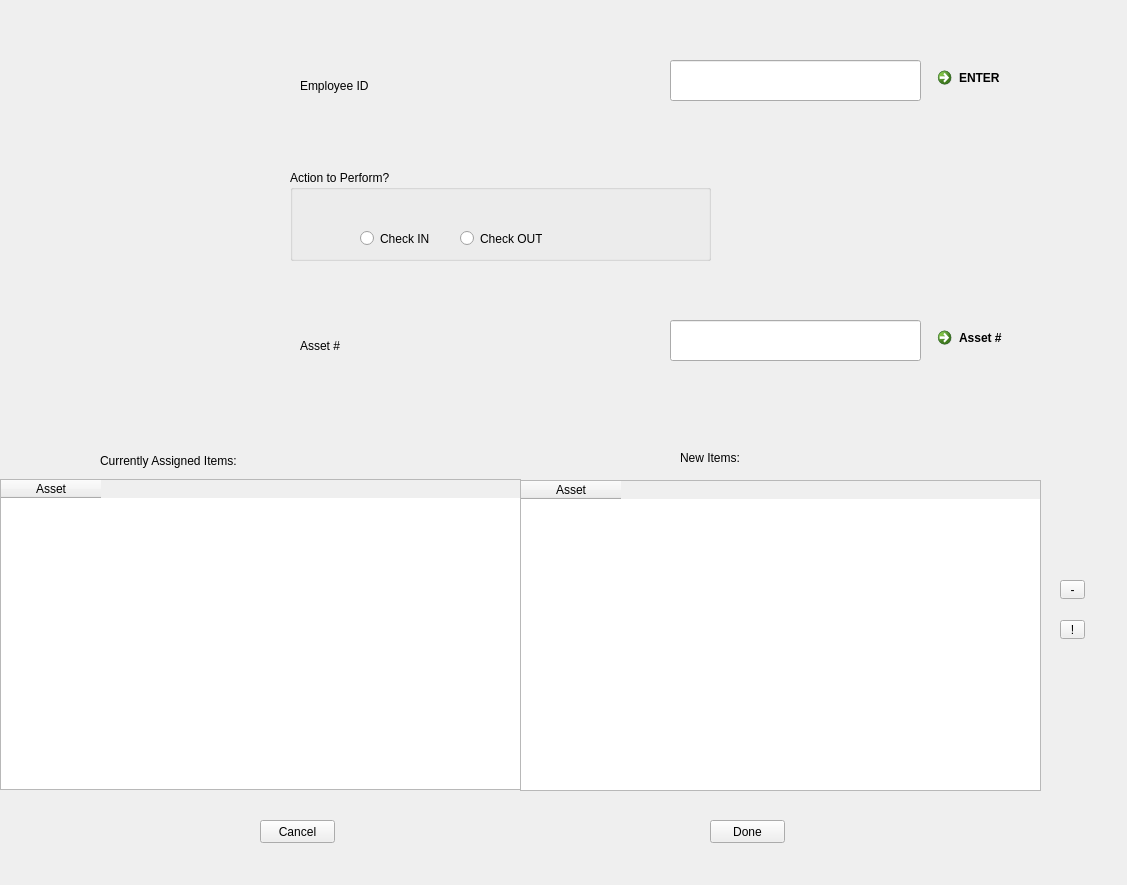
Capstone-RFID/Code, file ui/Etek_main_window_v2.ui: the form before one commit.
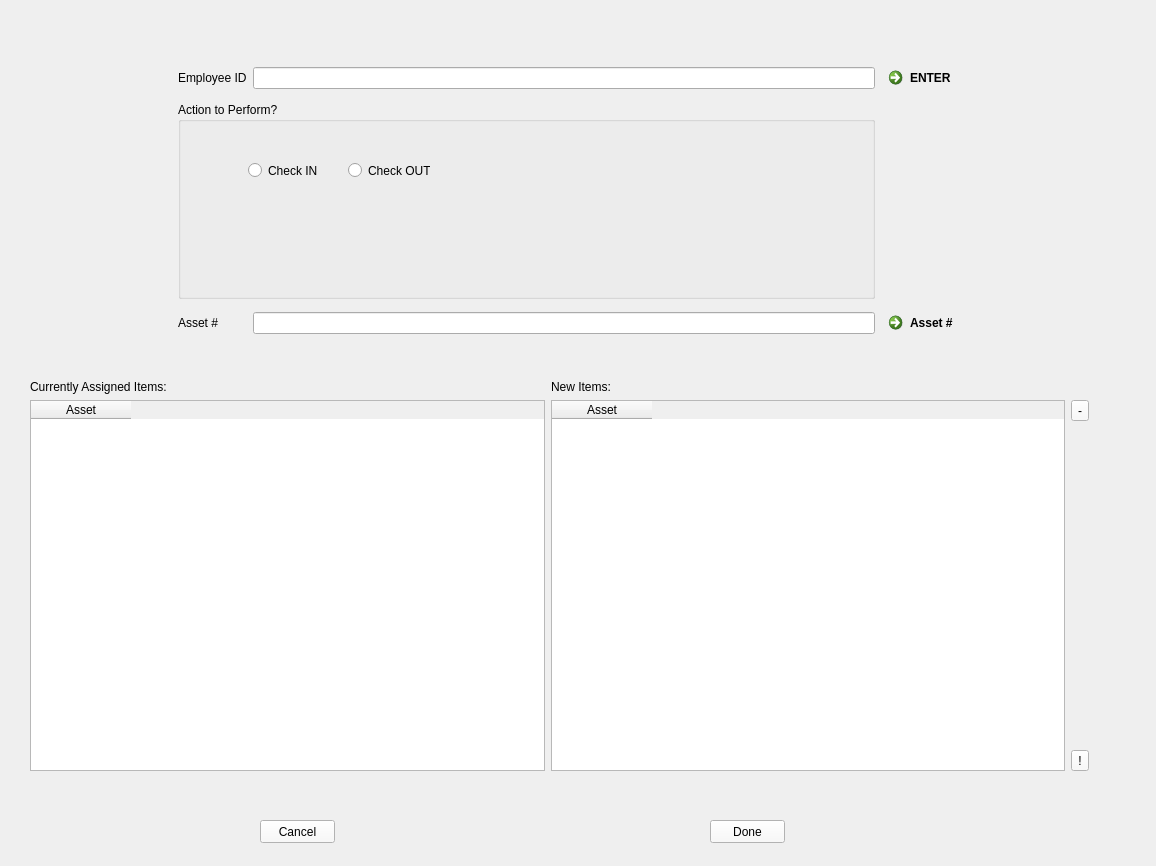
The form after the commit. Icons and pictures are not drawn.

Commit message: new import function added. Funtionality is to be tested

What changed in the file:
```diff
--- a/ui/Etek_main_window_v2.ui
+++ b/ui/Etek_main_window_v2.ui
@@ -6,25 +6,166 @@
    <rect>
     <x>0</x>
     <y>0</y>
-    <width>1127</width>
-    <height>885</height>
+    <width>1156</width>
+    <height>866</height>
    </rect>
   </property>
   <property name="windowTitle">
    <string>Form</string>
   </property>
-  <widget class="QWidget" name="horizontalLayoutWidget_3">
+  <property name="windowIcon">
+   <iconset>
+    <normaloff>C:/Users/Balkaran/Pictures/rcmp.jpg</normaloff>C:/Users/Balkaran/Pictures/rcmp.jpg</iconset>
+  </property>
+  <property name="autoFillBackground">
+   <bool>false</bool>
+  </property>
+  <property name="styleSheet">
+   <string notr="true"/>
+  </property>
+  <widget class="QPushButton" name="Cancel_Button">
    <property name="geometry">
     <rect>
-     <x>520</x>
-     <y>480</y>
-     <width>521</width>
-     <height>311</height>
+     <x>260</x>
+     <y>820</y>
+     <width>75</width>
+     <height>23</height>
     </rect>
    </property>
-   <layout class="QHBoxLayout" name="horizontalLayout_3">
-    <item>
+   <property name="focusPolicy">
+    <enum>Qt::ClickFocus</enum>
+   </property>
+   <property name="styleSheet">
+    <string notr="true">background-color:rgb(249, 249, 249)</string>
+   </property>
+   <property name="text">
+    <string>Cancel</string>
+   </property>
+  </widget>
+  <widget class="QWidget" name="">
+   <property name="geometry">
+    <rect>
+     <x>178</x>
+     <y>60</y>
+     <width>871</width>
+     <height>281</height>
+    </rect>
+   </property>
+   <layout class="QGridLayout" name="gridLayout_2">
+    <item row="2" column="1">
+     <widget class="QLineEdit" name="Asset_ID_Input">
+      <property name="text">
+       <string/>
+      </property>
+      <property name="maxLength">
+       <number>7</number>
+      </property>
+     </widget>
+    </item>
+    <item row="0" column="1">
+     <widget class="QLineEdit" name="Employee_ID_Input">
+      <property name="maxLength">
+       <number>9</number>
+      </property>
+     </widget>
+    </item>
+    <item row="2" column="0">
+     <widget class="QLabel" name="Asset_ID_Label">
+      <property name="text">
+       <string>Asset #</string>
+      </property>
+     </widget>
+    </item>
+    <item row="1" column="0" colspan="2">
+     <widget class="QGroupBox" name="groupBox">
+      <property name="title">
+       <string>Action to Perform?</string>
+      </property>
+      <widget class="QRadioButton" name="Check_In_Box">
+       <property name="geometry">
+        <rect>
+         <x>70</x>
+         <y>60</y>
+         <width>82</width>
+         <height>17</height>
+        </rect>
+       </property>
+       <property name="text">
+        <string>Check IN</string>
+       </property>
+      </widget>
+      <widget class="QRadioButton" name="Check_Out_Box">
+       <property name="geometry">
+        <rect>
+         <x>170</x>
+         <y>60</y>
+         <width>82</width>
+         <height>17</height>
+        </rect>
+       </property>
+       <property name="text">
+        <string>Check OUT</string>
+       </property>
+      </widget>
+     </widget>
+    </item>
+    <item row="0" column="2">
+     <widget class="QCommandLinkButton" name="Employee_ID_Enter">
+      <property name="focusPolicy">
+       <enum>Qt::ClickFocus</enum>
+      </property>
+      <property name="styleSheet">
+       <string notr="true">background-color:rgb(249, 249, 249)</string>
+      </property>
+      <property name="text">
+       <string>ENTER</string>
+      </property>
+     </widget>
+    </item>
+    <item row="0" column="0">
+     <widget class="QLabel" name="Employee_ID_Label">
+      <property name="text">
+       <string>Employee ID</string>
+      </property>
+     </widget>
+    </item>
+    <item row="2" column="2">
+     <widget class="QCommandLinkButton" name="Asset_ID_Enter">
+      <property name="focusPolicy">
+       <enum>Qt::ClickFocus</enum>
+      </property>
+      <property name="styleSheet">
+       <string notr="true">background-color:rgb(249, 249, 249)</string>
+      </property>
+      <property name="text">
+       <string>Asset #</string>
+      </property>
+     </widget>
+    </item>
+   </layout>
+  </widget>
+  <widget class="QWidget" name="">
+   <property name="geometry">
+    <rect>
+     <x>30</x>
+     <y>380</y>
+     <width>1061</width>
+     <height>391</height>
+    </rect>
+   </property>
+   <layout class="QGridLayout" name="gridLayout">
+    <item row="0" column="1">
+     <widget class="QLabel" name="New_Item_Label">
+      <property name="text">
+       <string>New Items:</string>
+      </property>
+     </widget>
+    </item>
+    <item row="1" column="1" rowspan="3">
      <widget class="QTableWidget" name="New_Item_List">
+      <property name="styleSheet">
+       <string notr="true">forground-color: rgb(94, 167, 255)</string>
+      </property>
       <property name="selectionBehavior">
        <enum>QAbstractItemView::SelectRows</enum>
       </property>
@@ -38,19 +179,40 @@
       </column>
      </widget>
     </item>
-   </layout>
-  </widget>
-  <widget class="QWidget" name="horizontalLayoutWidget_4">
-   <property name="geometry">
-    <rect>
-     <x>0</x>
-     <y>479</y>
-     <width>521</width>
-     <height>311</height>
-    </rect>
-   </property>
-   <layout class="QHBoxLayout" name="horizontalLayout_4">
-    <item>
+    <item row="1" column="2">
+     <widget class="QToolButton" name="Remove_Button">
+      <property name="focusPolicy">
+       <enum>Qt::ClickFocus</enum>
+      </property>
+      <property name="styleSheet">
+       <string notr="true">background-color:rgb(249, 249, 249)</string>
+      </property>
+      <property name="text">
+       <string>-</string>
+      </property>
+     </widget>
+    </item>
+    <item row="0" column="0">
+     <widget class="QLabel" name="Existing_Item_Label">
+      <property name="text">
+       <string>Currently Assigned Items:</string>
+      </property>
+     </widget>
+    </item>
+    <item row="3" column="2">
+     <widget class="QToolButton" name="Mark_Button">
+      <property name="focusPolicy">
+       <enum>Qt::ClickFocus</enum>
+      </property>
+      <property name="styleSheet">
+       <string notr="true">background-color:rgb(249, 249, 249)</string>
+      </property>
+      <property name="text">
+       <string>!</string>
+      </property>
+     </widget>
+    </item>
+    <item row="1" column="0" rowspan="3">
      <widget class="QTableWidget" name="Existing_Item_list">
       <property name="selectionBehavior">
        <enum>QAbstractItemView::SelectRows</enum>
@@ -62,24 +224,21 @@
       </column>
      </widget>
     </item>
+    <item row="2" column="2">
+     <spacer name="verticalSpacer_3">
+      <property name="orientation">
+       <enum>Qt::Vertical</enum>
+      </property>
+      <property name="sizeHint" stdset="0">
+       <size>
+        <width>20</width>
+        <height>40</height>
+       </size>
+      </property>
+     </spacer>
+    </item>
    </layout>
   </widget>
-  <widget class="QPushButton" name="Cancel_Button">
-   <property name="geometry">
-    <rect>
-     <x>260</x>
-     <y>820</y>
-     <width>75</width>
-     <height>23</height>
-    </rect>
-   </property>
-   <property name="focusPolicy">
-    <enum>Qt::ClickFocus</enum>
-   </property>
-   <property name="text">
-    <string>Cancel</string>
-   </property>
-  </widget>
   <widget class="QPushButton" name="Done_Button">
    <property name="geometry">
     <rect>
@@ -89,194 +248,13 @@
      <height>23</height>
     </rect>
    </property>
+   <property name="styleSheet">
+    <string notr="true">background-color:rgb(249, 249, 249)</string>
+   </property>
    <property name="text">
     <string>Done</string>
    </property>
   </widget>
-  <widget class="QLabel" name="Employee_ID_Label">
-   <property name="geometry">
-    <rect>
-     <x>300</x>
-     <y>60</y>
-     <width>251</width>
-     <height>51</height>
-    </rect>
-   </property>
-   <property name="text">
-    <string>Employee ID</string>
-   </property>
-  </widget>
-  <widget class="QLineEdit" name="Employee_ID_Input">
-   <property name="geometry">
-    <rect>
-     <x>670</x>
-     <y>60</y>
-     <width>251</width>
-     <height>41</height>
-    </rect>
-   </property>
-   <property name="maxLength">
-    <number>9</number>
-   </property>
-  </widget>
-  <widget class="QCommandLinkButton" name="Employee_ID_Enter">
-   <property name="geometry">
-    <rect>
-     <x>930</x>
-     <y>60</y>
-     <width>185</width>
-     <height>41</height>
-    </rect>
-   </property>
-   <property name="focusPolicy">
-    <enum>Qt::ClickFocus</enum>
-   </property>
-   <property name="text">
-    <string>ENTER</string>
-   </property>
-  </widget>
-  <widget class="QCommandLinkButton" name="Asset_ID_Enter">
-   <property name="geometry">
-    <rect>
-     <x>930</x>
-     <y>320</y>
-     <width>185</width>
-     <height>41</height>
-    </rect>
-   </property>
-   <property name="focusPolicy">
-    <enum>Qt::ClickFocus</enum>
-   </property>
-   <property name="text">
-    <string>Asset #</string>
-   </property>
-  </widget>
-  <widget class="QLabel" name="Asset_ID_Label">
-   <property name="geometry">
-    <rect>
-     <x>300</x>
-     <y>320</y>
-     <width>251</width>
-     <height>51</height>
-    </rect>
-   </property>
-   <property name="text">
-    <string>Asset #</string>
-   </property>
-  </widget>
-  <widget class="QLineEdit" name="Asset_ID_Input">
-   <property name="geometry">
-    <rect>
-     <x>670</x>
-     <y>320</y>
-     <width>251</width>
-     <height>41</height>
-    </rect>
-   </property>
-   <property name="text">
-    <string/>
-   </property>
-   <property name="maxLength">
-    <number>7</number>
-   </property>
-  </widget>
-  <widget class="QLabel" name="Existing_Item_Label">
-   <property name="geometry">
-    <rect>
-     <x>100</x>
-     <y>450</y>
-     <width>171</width>
-     <height>21</height>
-    </rect>
-   </property>
-   <property name="text">
-    <string>Currently Assigned Items:</string>
-   </property>
-  </widget>
-  <widget class="QLabel" name="New_Item_Label">
-   <property name="geometry">
-    <rect>
-     <x>680</x>
-     <y>450</y>
-     <width>71</width>
-     <height>16</height>
-    </rect>
-   </property>
-   <property name="text">
-    <string>New Items:</string>
-   </property>
-  </widget>
-  <widget class="QGroupBox" name="groupBox">
-   <property name="geometry">
-    <rect>
-     <x>290</x>
-     <y>170</y>
-     <width>421</width>
-     <height>91</height>
-    </rect>
-   </property>
-   <property name="title">
-    <string>Action to Perform?</string>
-   </property>
-   <widget class="QRadioButton" name="Check_In_Box">
-    <property name="geometry">
-     <rect>
-      <x>70</x>
-      <y>60</y>
-      <width>82</width>
-      <height>17</height>
-     </rect>
-    </property>
-    <property name="text">
-     <string>Check IN</string>
-    </property>
-   </widget>
-   <widget class="QRadioButton" name="Check_Out_Box">
-    <property name="geometry">
-     <rect>
-      <x>170</x>
-      <y>60</y>
-      <width>82</width>
-      <height>17</height>
-     </rect>
-    </property>
-    <property name="text">
-     <string>Check OUT</string>
-    </property>
-   </widget>
-  </widget>
-  <widget class="QToolButton" name="Remove_Button">
-   <property name="geometry">
-    <rect>
-     <x>1060</x>
-     <y>580</y>
-     <width>25</width>
-     <height>19</height>
-    </rect>
-   </property>
-   <property name="focusPolicy">
-    <enum>Qt::ClickFocus</enum>
-   </property>
-   <property name="text">
-    <string>-</string>
-   </property>
-  </widget>
-  <widget class="QToolButton" name="Mark_Button">
-   <property name="geometry">
-    <rect>
-     <x>1060</x>
-     <y>620</y>
-     <width>25</width>
-     <height>19</height>
-    </rect>
-   </property>
-   <property name="focusPolicy">
-    <enum>Qt::ClickFocus</enum>
-   </property>
-   <property name="text">
-    <string>!</string>
-   </property>
-  </widget>
  </widget>
  <tabstops>
   <tabstop>Employee_ID_Input</tabstop>
```
The commit also changes 2 other files.
